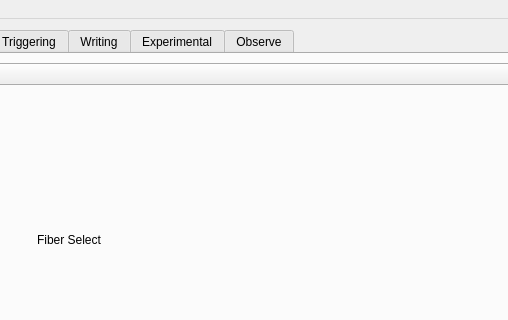
usnistgov/dastardcommander, file dastardcommander/ui/dc.ui: the form before one commit; both pictures show x 190 to 698 and y 0 to 320 of the 925 by 762 pixel window.
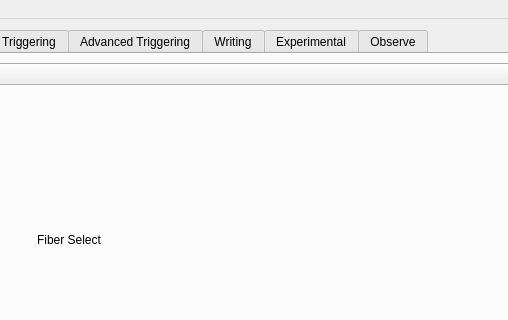
The form after the commit. Icons and pictures are not drawn.

Commit message: add simple triggering tab

What changed in the file:
```diff
--- a/dastardcommander/ui/dc.ui
+++ b/dastardcommander/ui/dc.ui
@@ -988,11 +988,16 @@
         <string>Workflow</string>
        </attribute>
       </widget>
-      <widget class="QWidget" name="tabTriggering">
+      <widget class="QWidget" name="tabTriggeringSimple">
        <attribute name="title">
         <string>Triggering</string>
        </attribute>
       </widget>
+      <widget class="QWidget" name="tabTriggering">
+       <attribute name="title">
+        <string>Advanced Triggering</string>
+       </attribute>
+      </widget>
       <widget class="QWidget" name="tabWriting">
        <attribute name="title">
         <string>Writing</string>
```
Left out of the diff: 6 changed lines with no effect on the pictures. The commit also changes 8 other files.
